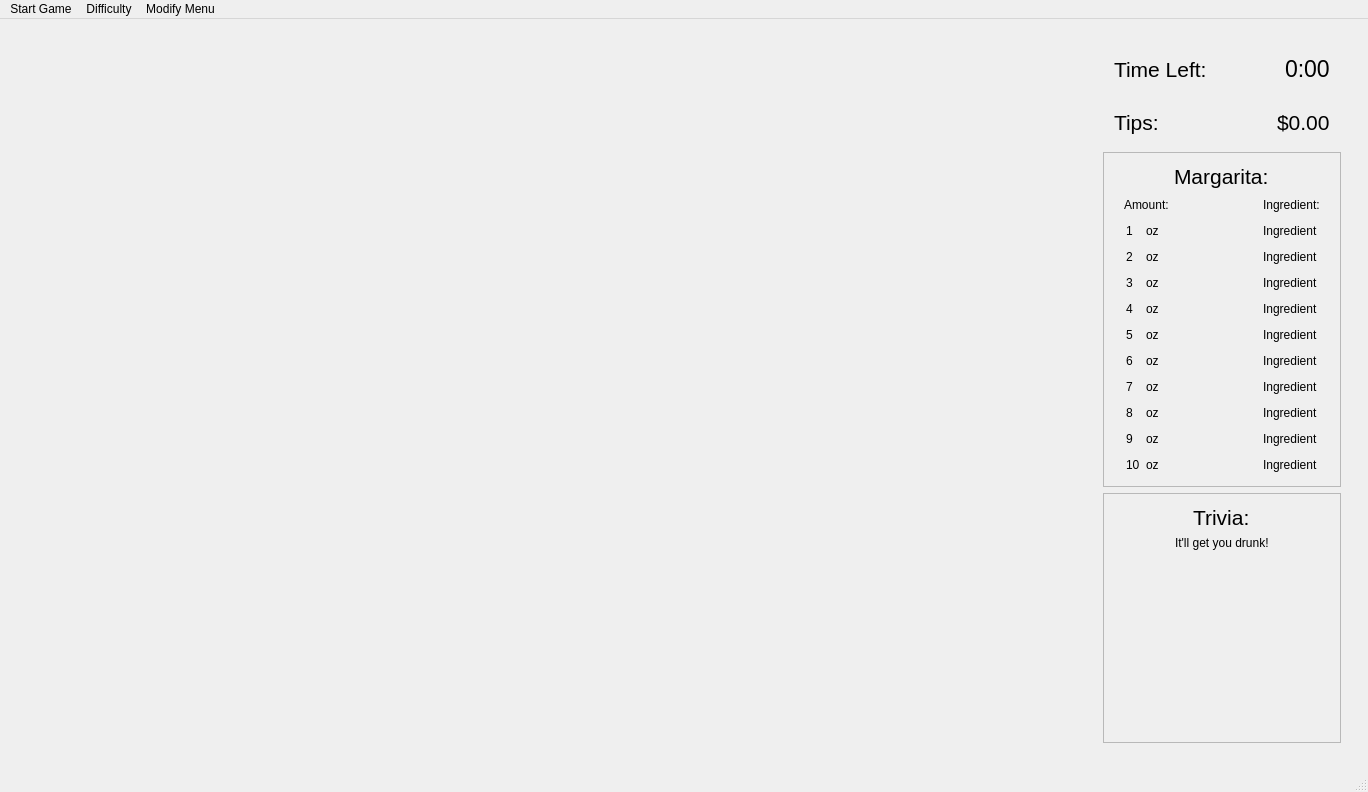
The window that mainwindow.ui (wintersca/bartender) describes before a commit, drawn with Qt 5.
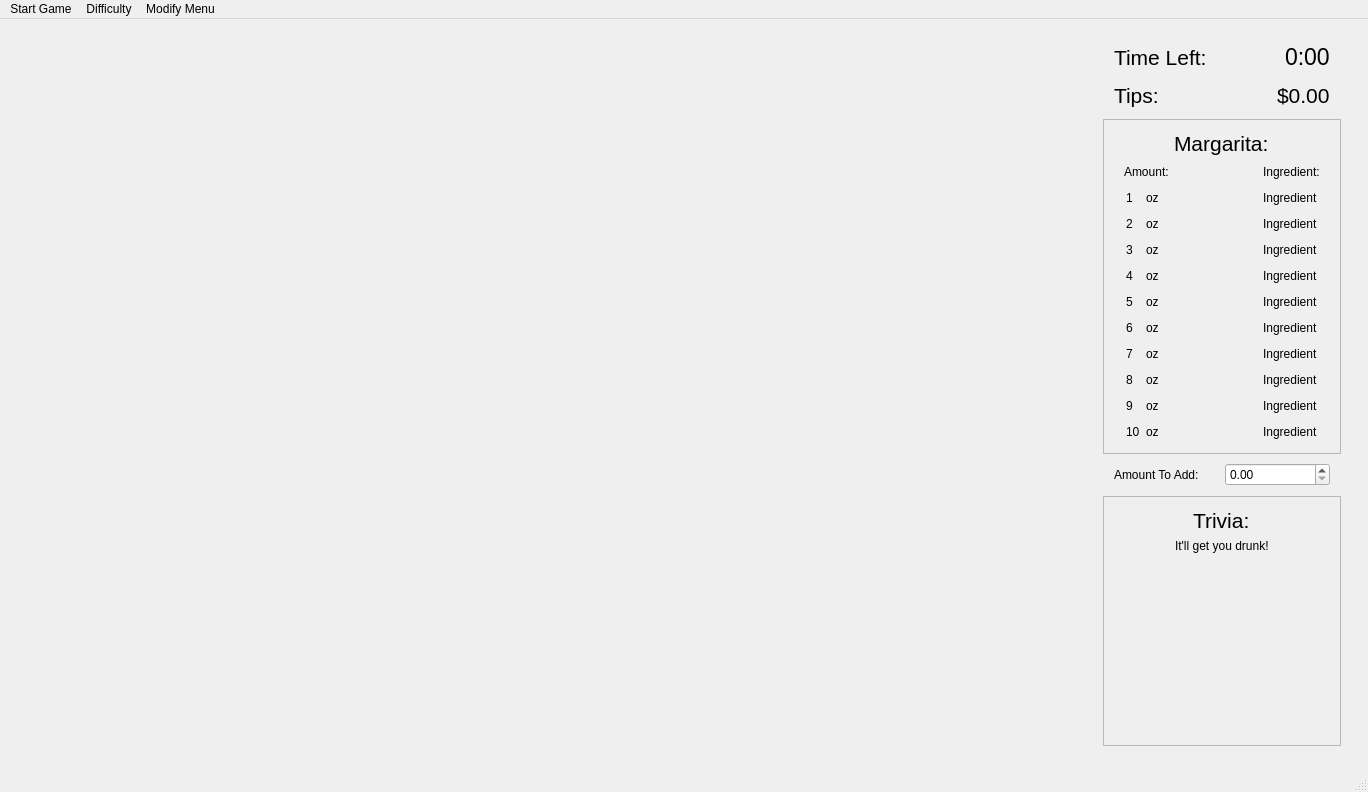
The same window after the commit.

Commit message: Added a double spin box to set the amount of an ingredient that is being added in the gameplay area. It is hooked up to send this double to the controller.

Patch:
```diff
--- a/mainwindow.ui
+++ b/mainwindow.ui
@@ -108,6 +108,12 @@
           <enum>QFrame::Raised</enum>
          </property>
          <layout class="QHBoxLayout" name="horizontalLayout_2">
+          <property name="topMargin">
+           <number>0</number>
+          </property>
+          <property name="bottomMargin">
+           <number>0</number>
+          </property>
           <item alignment="Qt::AlignLeft">
            <widget class="QLabel" name="label">
             <property name="font">
@@ -156,6 +162,12 @@
           <enum>QFrame::Raised</enum>
          </property>
          <layout class="QHBoxLayout" name="horizontalLayout_3">
+          <property name="topMargin">
+           <number>0</number>
+          </property>
+          <property name="bottomMargin">
+           <number>0</number>
+          </property>
           <item alignment="Qt::AlignLeft">
            <widget class="QLabel" name="label_2">
             <property name="font">
@@ -658,6 +670,40 @@
          </layout>
         </widget>
        </item>
+       <item>
+        <widget class="QFrame" name="frame_5">
+         <property name="minimumSize">
+          <size>
+           <width>0</width>
+           <height>30</height>
+          </size>
+         </property>
+         <property name="frameShape">
+          <enum>QFrame::NoFrame</enum>
+         </property>
+         <property name="frameShadow">
+          <enum>QFrame::Raised</enum>
+         </property>
+         <layout class="QHBoxLayout" name="horizontalLayout_5">
+          <property name="topMargin">
+           <number>0</number>
+          </property>
+          <property name="bottomMargin">
+           <number>0</number>
+          </property>
+          <item>
+           <widget class="QLabel" name="label_3">
+            <property name="text">
+             <string>Amount To Add:</string>
+            </property>
+           </widget>
+          </item>
+          <item>
+           <widget class="QDoubleSpinBox" name="amountToAdd"/>
+          </item>
+         </layout>
+        </widget>
+       </item>
        <item>
         <widget class="QFrame" name="triviaFrame">
          <property name="sizePolicy">
```
The commit also changes 5 other files.
